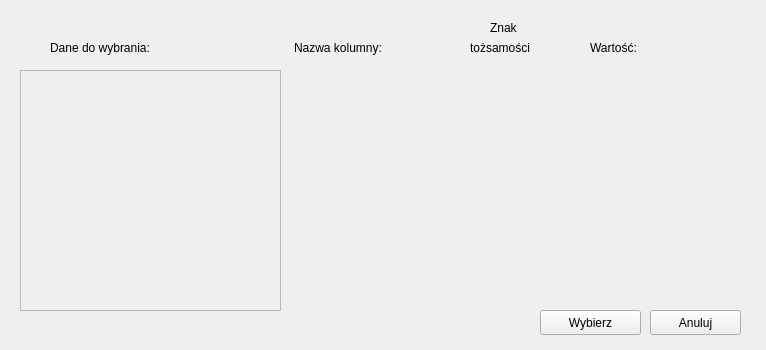
The window that selectwindow.ui (YuriiKutsokon/RejAndOlej) describes before a commit, drawn with Qt 5.
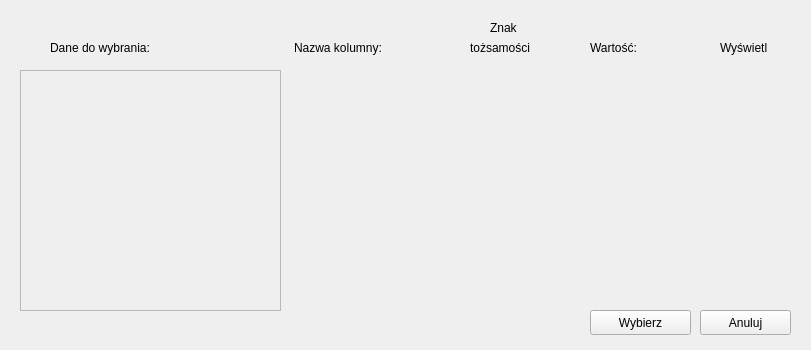
The same window after the commit.

Diff of the .ui file:
```diff
--- a/selectwindow.ui
+++ b/selectwindow.ui
@@ -6,7 +6,7 @@
    <rect>
     <x>0</x>
     <y>0</y>
-    <width>766</width>
+    <width>811</width>
     <height>350</height>
    </rect>
   </property>
@@ -94,7 +94,7 @@
   <widget class="QPushButton" name="pushButton_select">
    <property name="geometry">
     <rect>
-     <x>540</x>
+     <x>590</x>
      <y>310</y>
      <width>101</width>
      <height>25</height>
@@ -116,7 +116,7 @@
   <widget class="QPushButton" name="pushButton">
    <property name="geometry">
     <rect>
-     <x>650</x>
+     <x>700</x>
      <y>310</y>
      <width>91</width>
      <height>25</height>
@@ -135,6 +135,19 @@
     <bool>false</bool>
    </property>
   </widget>
+  <widget class="QLabel" name="label_6">
+   <property name="geometry">
+    <rect>
+     <x>720</x>
+     <y>40</y>
+     <width>55</width>
+     <height>16</height>
+    </rect>
+   </property>
+   <property name="text">
+    <string>Wyświetl</string>
+   </property>
+  </widget>
  </widget>
  <resources/>
  <connections/>
```
